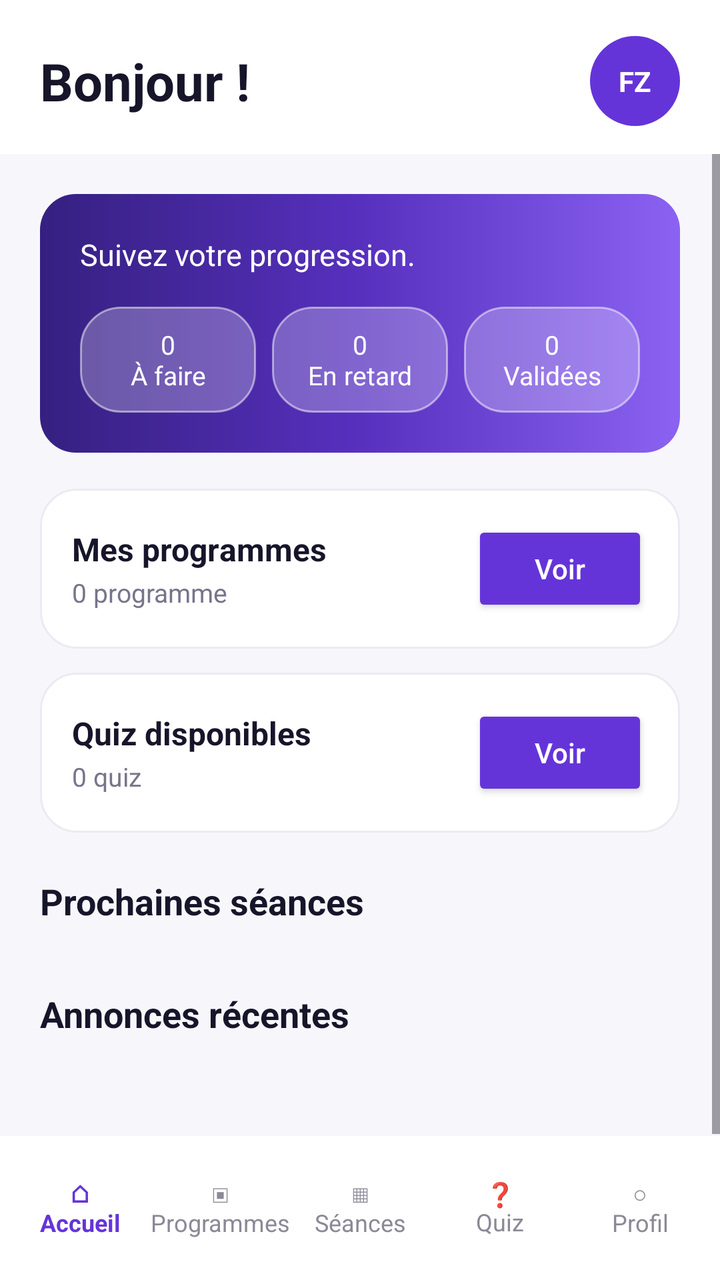
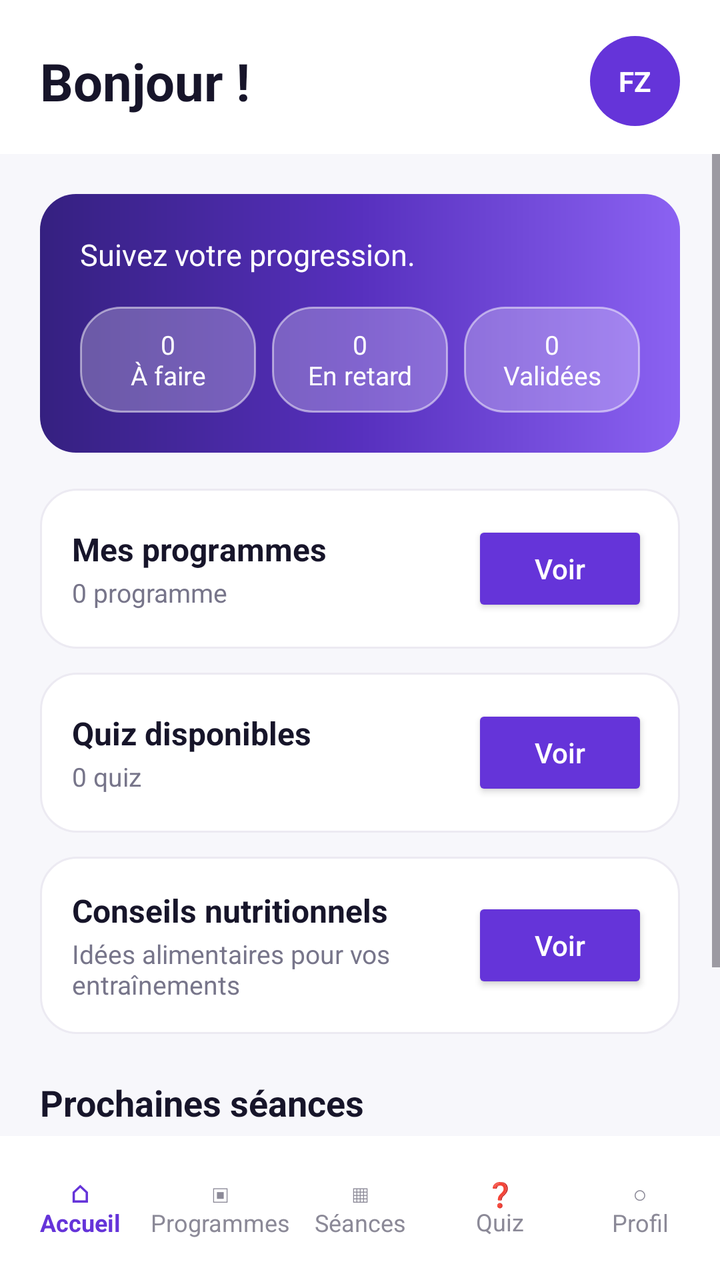

Before-and-after screenshots of an Android layout around one commit, followed by the original layout XML and the change that was made.
<!-- AndroidManifest.xml: application theme Theme.Ramzi_mike_bryanfitzone -->
<!-- res/layout/activity_accueil.xml -->
<?xml version="1.0" encoding="utf-8"?>
<LinearLayout
    xmlns:android="http://schemas.android.com/apk/res/android"
    android:layout_width="match_parent"
    android:layout_height="match_parent"
    android:orientation="vertical"
    android:background="#F7F7FB">

    
    <LinearLayout
        android:layout_width="match_parent"
        android:layout_height="wrap_content"
        android:orientation="horizontal"
        android:gravity="center_vertical"
        android:paddingStart="20dp"
        android:paddingTop="18dp"
        android:paddingEnd="20dp"
        android:paddingBottom="14dp"
        android:background="#FFFFFF">

        <TextView
            android:id="@+id/texteBonjour"
            android:layout_width="0dp"
            android:layout_height="wrap_content"
            android:layout_weight="1"
            android:text="Bonjour !"
            android:textColor="#17152A"
            android:textSize="26sp"
            android:textStyle="bold"/>

        <TextView
            android:layout_width="45dp"
            android:layout_height="45dp"
            android:gravity="center"
            android:text="FZ"
            android:textColor="#FFFFFF"
            android:textStyle="bold"
            android:background="@drawable/bg_cercle_violet"/>

    </LinearLayout>

    
    <ScrollView
        android:layout_width="match_parent"
        android:layout_height="0dp"
        android:layout_weight="1"
        android:fillViewport="true">

        <LinearLayout
            android:layout_width="match_parent"
            android:layout_height="wrap_content"
            android:orientation="vertical"
            android:padding="20dp">

            
            <LinearLayout
                android:layout_width="match_parent"
                android:layout_height="wrap_content"
                android:orientation="vertical"
                android:padding="20dp"
                android:background="@drawable/bg_banniere_violette">

                <TextView
                    android:id="@+id/texteResumeStatut"
                    android:layout_width="match_parent"
                    android:layout_height="wrap_content"
                    android:text="Suivez votre progression."
                    android:textColor="#FFFFFF"
                    android:textSize="15sp"/>

                <LinearLayout
                    android:layout_width="match_parent"
                    android:layout_height="wrap_content"
                    android:orientation="horizontal"
                    android:layout_marginTop="16dp">

                    <TextView
                        android:id="@+id/texteNbAFaire"
                        android:layout_width="0dp"
                        android:layout_height="wrap_content"
                        android:layout_weight="1"
                        android:gravity="center"
                        android:paddingTop="10dp"
                        android:paddingBottom="10dp"
                        android:text="0\nÀ faire"
                        android:textColor="#FFFFFF"
                        android:textSize="13sp"
                        android:background="@drawable/bg_badge_blanc_transparent"/>

                    <TextView
                        android:id="@+id/texteNbEnRetard"
                        android:layout_width="0dp"
                        android:layout_height="wrap_content"
                        android:layout_weight="1"
                        android:layout_marginStart="8dp"
                        android:gravity="center"
                        android:paddingTop="10dp"
                        android:paddingBottom="10dp"
                        android:text="0\nEn retard"
                        android:textColor="#FFFFFF"
                        android:textSize="13sp"
                        android:background="@drawable/bg_badge_blanc_transparent"/>

                    <TextView
                        android:id="@+id/texteNbValidees"
                        android:layout_width="0dp"
                        android:layout_height="wrap_content"
                        android:layout_weight="1"
                        android:layout_marginStart="8dp"
                        android:gravity="center"
                        android:paddingTop="10dp"
                        android:paddingBottom="10dp"
                        android:text="0\nValidées"
                        android:textColor="#FFFFFF"
                        android:textSize="13sp"
                        android:background="@drawable/bg_badge_blanc_transparent"/>

                </LinearLayout>

            </LinearLayout>

            
            <LinearLayout
                android:layout_width="match_parent"
                android:layout_height="wrap_content"
                android:orientation="horizontal"
                android:gravity="center_vertical"
                android:layout_marginTop="18dp"
                android:padding="16dp"
                android:background="@drawable/bg_carte">

                <LinearLayout
                    android:layout_width="0dp"
                    android:layout_height="wrap_content"
                    android:layout_weight="1"
                    android:orientation="vertical">

                    <TextView
                        android:layout_width="wrap_content"
                        android:layout_height="wrap_content"
                        android:text="Mes programmes"
                        android:textColor="#17152A"
                        android:textSize="16sp"
                        android:textStyle="bold"/>

                    <TextView
                        android:id="@+id/texteNbProgrammes"
                        android:layout_width="wrap_content"
                        android:layout_height="wrap_content"
                        android:layout_marginTop="2dp"
                        android:text="0 programme"
                        android:textColor="#77758A"
                        android:textSize="13sp"/>

                </LinearLayout>

                <Button
                    android:id="@+id/boutonProgrammes"
                    android:layout_width="wrap_content"
                    android:layout_height="wrap_content"
                    android:text="Voir"
                    android:textAllCaps="false"
                    android:textColor="#FFFFFF"
                    android:backgroundTint="#6534D9"/>

            </LinearLayout>

            
            <LinearLayout
                android:layout_width="match_parent"
                android:layout_height="wrap_content"
                android:orientation="horizontal"
                android:gravity="center_vertical"
                android:layout_marginTop="12dp"
                android:padding="16dp"
                android:background="@drawable/bg_carte">

                <LinearLayout
                    android:layout_width="0dp"
                    android:layout_height="wrap_content"
                    android:layout_weight="1"
                    android:orientation="vertical">

                    <TextView
                        android:layout_width="wrap_content"
                        android:layout_height="wrap_content"
                        android:text="Quiz disponibles"
                        android:textColor="#17152A"
                        android:textSize="16sp"
                        android:textStyle="bold"/>

                    <TextView
                        android:id="@+id/texteNbQuiz"
                        android:layout_width="wrap_content"
                        android:layout_height="wrap_content"
                        android:layout_marginTop="2dp"
                        android:text="0 quiz"
                        android:textColor="#77758A"
                        android:textSize="13sp"/>

                </LinearLayout>

                <Button
                    android:id="@+id/boutonQuiz"
                    android:layout_width="wrap_content"
                    android:layout_height="wrap_content"
                    android:text="Voir"
                    android:textAllCaps="false"
                    android:textColor="#FFFFFF"
                    android:backgroundTint="#6534D9"/>

            </LinearLayout>

            
            <TextView
                android:layout_width="wrap_content"
                android:layout_height="wrap_content"
                android:layout_marginTop="22dp"
                android:text="Prochaines séances"
                android:textColor="#17152A"
                android:textSize="18sp"
                android:textStyle="bold"/>

            <LinearLayout
                android:id="@+id/containerSeances"
                android:layout_width="match_parent"
                android:layout_height="wrap_content"
                android:orientation="vertical"
                android:layout_marginTop="10dp"/>

            <TextView
                android:id="@+id/texteAucuneSeance"
                android:layout_width="match_parent"
                android:layout_height="wrap_content"
                android:layout_marginTop="10dp"
                android:text="Aucune séance à venir."
                android:textColor="#77758A"
                android:textSize="14sp"
                android:visibility="gone"/>

            
            <TextView
                android:layout_width="wrap_content"
                android:layout_height="wrap_content"
                android:layout_marginTop="22dp"
                android:text="Annonces récentes"
                android:textColor="#17152A"
                android:textSize="18sp"
                android:textStyle="bold"/>

            <LinearLayout
                android:id="@+id/containerAnnonces"
                android:layout_width="match_parent"
                android:layout_height="wrap_content"
                android:orientation="vertical"
                android:layout_marginTop="10dp"
                android:layout_marginBottom="20dp"/>

            <TextView
                android:id="@+id/texteAucuneAnnonce"
                android:layout_width="match_parent"
                android:layout_height="wrap_content"
                android:layout_marginTop="10dp"
                android:layout_marginBottom="20dp"
                android:text="Aucune annonce pour le moment."
                android:textColor="#77758A"
                android:textSize="14sp"
                android:visibility="gone"/>

        </LinearLayout>

    </ScrollView>

    
    <LinearLayout
        android:layout_width="match_parent"
        android:layout_height="72dp"
        android:orientation="horizontal"
        android:gravity="center"
        android:padding="5dp"
        android:background="#FFFFFF">

        <TextView
            android:id="@+id/navAccueil"
            android:layout_width="0dp"
            android:layout_height="match_parent"
            android:layout_weight="1"
            android:gravity="center"
            android:text="⌂&#10;Accueil"
            android:textColor="#6534D9"
            android:textSize="12sp"
            android:textStyle="bold"/>

        <TextView
            android:id="@+id/navProgrammes"
            android:layout_width="0dp"
            android:layout_height="match_parent"
            android:layout_weight="1"
            android:gravity="center"
            android:text="▣&#10;Programmes"
            android:textColor="#8B8997"
            android:textSize="12sp"/>

        <TextView
            android:id="@+id/navSeances"
            android:layout_width="0dp"
            android:layout_height="match_parent"
            android:layout_weight="1"
            android:gravity="center"
            android:text="▦&#10;Séances"
            android:textColor="#8B8997"
            android:textSize="12sp"/>

        <TextView
            android:id="@+id/navQuiz"
            android:layout_width="0dp"
            android:layout_height="match_parent"
            android:layout_weight="1"
            android:gravity="center"
            android:text="❓&#10;Quiz"
            android:textColor="#8B8997"
            android:textSize="12sp"/>

        <TextView
            android:id="@+id/navProfil"
            android:layout_width="0dp"
            android:layout_height="match_parent"
            android:layout_weight="1"
            android:gravity="center"
            android:text="○&#10;Profil"
            android:textColor="#8B8997"
            android:textSize="12sp"/>

    </LinearLayout>

</LinearLayout>
<!-- resources referenced by this layout -->
<resources>
  <!-- drawable bg_badge_blanc_transparent (drawable) -->
  <?xml version="1.0" encoding="utf-8"?>
  <shape xmlns:android="http://schemas.android.com/apk/res/android"
      android:shape="rectangle">
  
      <solid android:color="#40FFFFFF"/>
  
      <corners android:radius="20dp"/>
  
      <stroke
          android:width="1dp"
          android:color="#80FFFFFF"/>
  
  </shape>
  <!-- drawable bg_banniere_violette (drawable) -->
  <?xml version="1.0" encoding="utf-8"?>
  <shape xmlns:android="http://schemas.android.com/apk/res/android"
      android:shape="rectangle">
  
      <gradient
          android:angle="0"
          android:startColor="#352080"
          android:centerColor="#5730BE"
          android:endColor="#8B62F2"/>
  
      <corners android:radius="18dp"/>
  
  </shape>
  <!-- drawable bg_carte (drawable) -->
  <?xml version="1.0" encoding="utf-8"?>
  <shape xmlns:android="http://schemas.android.com/apk/res/android"
      android:shape="rectangle">
  
      <solid android:color="#FFFFFF"/>
  
      <corners android:radius="18dp"/>
  
      <stroke
          android:width="1dp"
          android:color="#ECEAF2"/>
  
  </shape>
  <!-- drawable bg_cercle_violet (drawable) -->
  <?xml version="1.0" encoding="utf-8"?>
  <shape xmlns:android="http://schemas.android.com/apk/res/android"
      android:shape="oval">
  
      <solid android:color="#6534D9"/>
  
  </shape>
  <style name="Theme.Ramzi_mike_bryanfitzone" parent="Base.Theme.Ramzi_mike_bryanfitzone" />
  <style name="Base.Theme.Ramzi_mike_bryanfitzone" parent="Theme.Material3.DayNight.NoActionBar">
          
          
      </style>
</resources>

<!-- the commit's change to res/layout/activity_accueil.xml (unified diff, before → after) -->
@@ -212,6 +212,51 @@
             </LinearLayout>
 
             
+            <LinearLayout
+                android:layout_width="match_parent"
+                android:layout_height="wrap_content"
+                android:orientation="horizontal"
+                android:gravity="center_vertical"
+                android:layout_marginTop="12dp"
+                android:padding="16dp"
+                android:background="@drawable/bg_carte">
+
+                <LinearLayout
+                    android:layout_width="0dp"
+                    android:layout_height="wrap_content"
+                    android:layout_weight="1"
+                    android:orientation="vertical">
+
+                    <TextView
+                        android:layout_width="wrap_content"
+                        android:layout_height="wrap_content"
+                        android:text="Conseils nutritionnels"
+                        android:textColor="#17152A"
+                        android:textSize="16sp"
+                        android:textStyle="bold"/>
+
+                    <TextView
+                        android:layout_width="wrap_content"
+                        android:layout_height="wrap_content"
+                        android:layout_marginTop="2dp"
+                        android:text="Idées alimentaires pour vos entraînements"
+                        android:textColor="#77758A"
+                        android:textSize="13sp"/>
+
+                </LinearLayout>
+
+                <Button
+                    android:id="@+id/boutonConseils"
+                    android:layout_width="wrap_content"
+                    android:layout_height="wrap_content"
+                    android:text="Voir"
+                    android:textAllCaps="false"
+                    android:textColor="#FFFFFF"
+                    android:backgroundTint="#6534D9"/>
+
+            </LinearLayout>
+
+            
             <TextView
                 android:layout_width="wrap_content"
                 android:layout_height="wrap_content"
